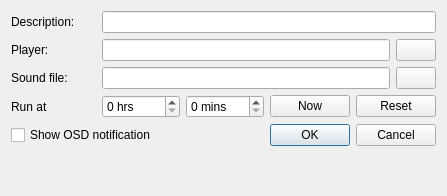
The window that src/timerdialog.ui (loimu/zeit) describes before a commit, drawn with Qt 5.
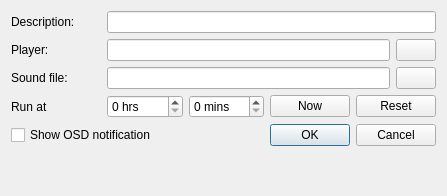
The same window after the commit.

Diff of the .ui file:
```diff
--- a/src/timerdialog.ui
+++ b/src/timerdialog.ui
@@ -20,7 +20,7 @@
       <widget class="QLabel" name="label_4">
        <property name="minimumSize">
         <size>
-         <width>85</width>
+         <width>90</width>
          <height>0</height>
         </size>
        </property>
@@ -44,7 +44,7 @@
       <widget class="QLabel" name="label">
        <property name="minimumSize">
         <size>
-         <width>85</width>
+         <width>90</width>
          <height>0</height>
         </size>
        </property>
@@ -75,7 +75,7 @@
       <widget class="QLabel" name="label_2">
        <property name="minimumSize">
         <size>
-         <width>85</width>
+         <width>90</width>
          <height>0</height>
         </size>
        </property>
@@ -106,16 +106,10 @@
       <widget class="QLabel" name="label_3">
        <property name="minimumSize">
         <size>
-         <width>85</width>
+         <width>90</width>
          <height>0</height>
         </size>
        </property>
-       <property name="maximumSize">
-        <size>
-         <width>85</width>
-         <height>16777215</height>
-        </size>
-       </property>
        <property name="text">
         <string>Run at</string>
        </property>
```
